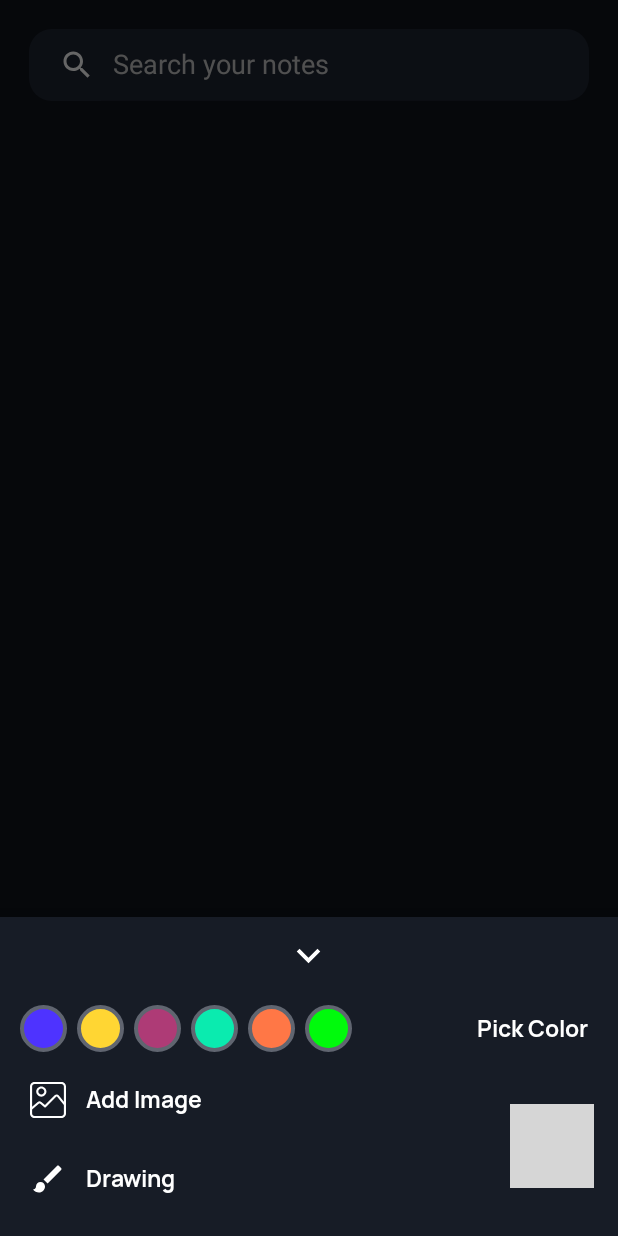
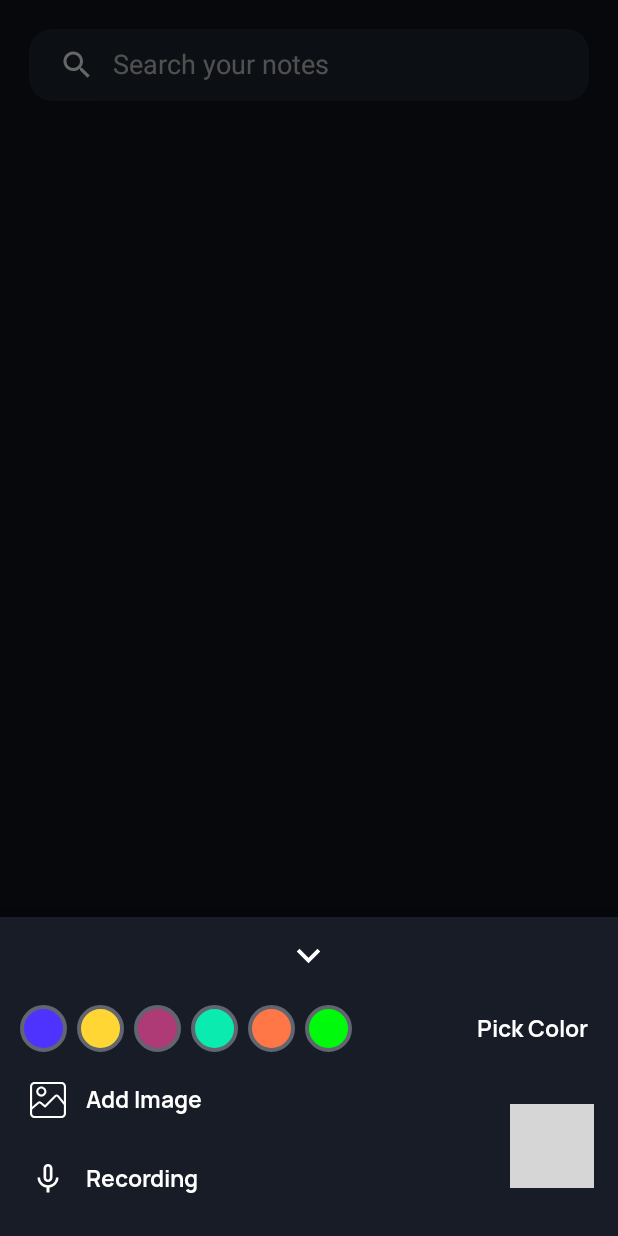
Before and after one commit to aritra-tech/KeepIt, an Android app: the fragment NoteBottomSheetFragment placed in its activity, on a phone screen of 412 x 824 dp. Run offline under Robolectric (Android 15) with nearby library versions, the phone set to English and light mode, and no system bars; our stand-ins replace Room's generated code, sdp/ssp sizes; grey boxes are pictures that could not be loaded.

Commit message:
Made some changes

```diff
--- a/app/src/main/java/com/geekymuskeeters/keepit/CreateNoteFragment.kt
+++ b/app/src/main/java/com/geekymuskeeters/keepit/CreateNoteFragment.kt
@@ -199,10 +199,6 @@ class CreateNoteFragment : BaseFragment(),EasyPermissions.PermissionCallbacks,Ea
 
         if (etNoteTitle.text.isNullOrEmpty()){
             Toast.makeText(context,"Note Title is Required",Toast.LENGTH_SHORT).show()
-        }
-        else if (etNoteSubTitle.text.isNullOrEmpty()){
-
-            Toast.makeText(context,"Note Sub Title is Required",Toast.LENGTH_SHORT).show()
         }
 
         else if (etNoteDesc.text.isNullOrEmpty()){
--- a/app/src/main/res/drawable/mic.xml
+++ b/app/src/main/res/drawable/mic.xml
@@ -1,6 +1,5 @@
-<vector android:height="24dp" android:tint="#FFFFFF"
+<vector android:height="24dp" android:tint="#FCFCFC"
     android:viewportHeight="24" android:viewportWidth="24"
     android:width="24dp" xmlns:android="http://schemas.android.com/apk/res/android">
-    <path android:fillColor="@android:color/white" android:pathData="M12,14c1.66,0 3,-1.34 3,-3V5c0,-1.66 -1.34,-3 -3,-3S9,3.34 9,5v6C9,12.66 10.34,14 12,14z"/>
-    <path android:fillColor="@android:color/white" android:pathData="M17,11c0,2.76 -2.24,5 -5,5s-5,-2.24 -5,-5H5c0,3.53 2.61,6.43 6,6.92V21h2v-3.08c3.39,-0.49 6,-3.39 6,-6.92H17z"/>
+    <path android:fillColor="@android:color/white" android:pathData="M12,14c1.66,0 2.99,-1.34 2.99,-3L15,5c0,-1.66 -1.34,-3 -3,-3S9,3.34 9,5v6c0,1.66 1.34,3 3,3zM10.8,4.9c0,-0.66 0.54,-1.2 1.2,-1.2 0.66,0 1.2,0.54 1.2,1.2l-0.01,6.2c0,0.66 -0.53,1.2 -1.19,1.2 -0.66,0 -1.2,-0.54 -1.2,-1.2L10.8,4.9zM17.3,11c0,3 -2.54,5.1 -5.3,5.1S6.7,14 6.7,11L5,11c0,3.41 2.72,6.23 6,6.72L11,21h2v-3.28c3.28,-0.48 6,-3.3 6,-6.72h-1.7z"/>
 </vector>
--- a/app/src/main/res/layout/fragment_notes_bottom_sheet.xml
+++ b/app/src/main/res/layout/fragment_notes_bottom_sheet.xml
@@ -224,7 +224,7 @@
         <ImageView
             android:layout_width="wrap_content"
             android:layout_height="wrap_content"
-            android:src="@drawable/brush"
+            android:src="@drawable/mic"
             android:layout_marginStart="@dimen/_5sdp"
             android:layout_marginEnd="@dimen/_10sdp"
             app:tint="@color/ColorWhite" />
@@ -237,7 +237,7 @@
             app:layout_constraintEnd_toEndOf="parent"
             android:textColor="@color/ColorWhite"
             android:textSize="@dimen/_12ssp"
-            android:text="Drawing"
+            android:text="Recording"
             android:fontFamily="@font/manrope_bold"
             android:maxLines="1"
             android:ellipsize="end"
@@ -252,39 +252,38 @@
         android:id="@+id/layoutDeleteNote"
         android:layout_width="match_parent"
         android:layout_height="wrap_content"
-        app:layout_constraintBottom_toBottomOf="parent"
-        app:layout_constraintStart_toStartOf="parent"
-        app:layout_constraintEnd_toEndOf="parent"
-        android:background="@color/colorPrimary"
-        android:gravity="center"
-        android:visibility="gone"
         android:layout_marginStart="@dimen/_10sdp"
         android:layout_marginEnd="@dimen/_10sdp"
         android:layout_marginBottom="@dimen/_10sdp"
-        android:orientation="horizontal">
+        android:background="@color/colorPrimary"
+        android:gravity="center"
+        android:orientation="horizontal"
+        android:visibility="visible"
+        app:layout_constraintBottom_toBottomOf="parent"
+        app:layout_constraintEnd_toEndOf="parent"
+        app:layout_constraintStart_toStartOf="parent">
 
 
         <ImageView
             android:layout_width="wrap_content"
             android:layout_height="wrap_content"
-            android:src="@drawable/ic_delete"
             android:layout_marginStart="@dimen/_5sdp"
             android:layout_marginEnd="@dimen/_10sdp"
+            android:src="@drawable/ic_delete"
             app:tint="@color/ColorWhite" />
 
         <TextView
             android:layout_width="match_parent"
             android:layout_height="wrap_content"
-            app:layout_constraintTop_toBottomOf="@id/etNoteTitle"
-            app:layout_constraintStart_toStartOf="parent"
-            app:layout_constraintEnd_toEndOf="parent"
+            android:ellipsize="end"
+            android:fontFamily="@font/manrope_bold"
+            android:maxLines="1"
+            android:text="Delete Note"
             android:textColor="@color/ColorWhite"
             android:textSize="@dimen/_12ssp"
-            android:text="Delete Note"
-            android:fontFamily="@font/manrope_bold"
-            android:maxLines="1"
-            android:ellipsize="end"
-            />
+            app:layout_constraintEnd_toEndOf="parent"
+            app:layout_constraintStart_toStartOf="parent"
+            app:layout_constraintTop_toBottomOf="@id/etNoteTitle" />
 
     </LinearLayout>
 
```
